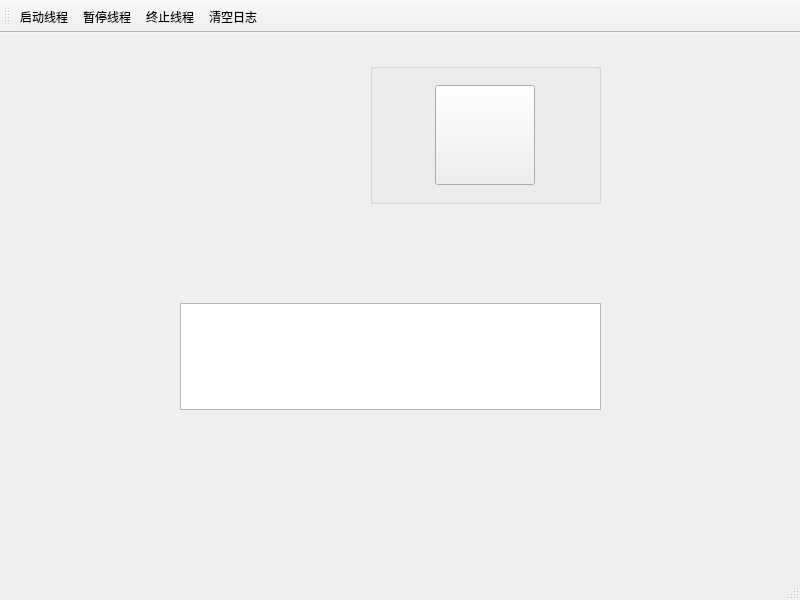
This is _en/Computer/Operating_System/Qt_C++_Programming/Fortune/Fortune.ui in bss9395/bss9395.github.io as Qt 5 draws it before an edit. The edited form follows.
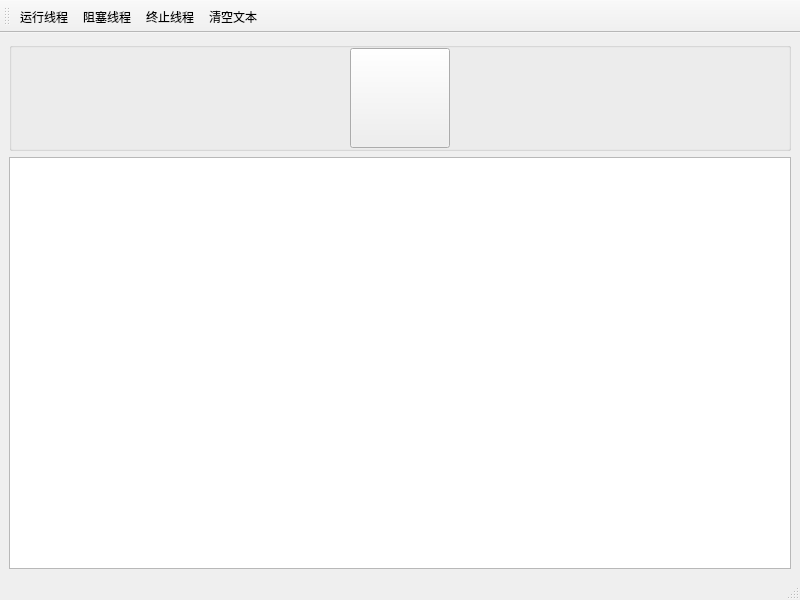
This is the edited form. Icons and pictures are not drawn.

```diff
--- a/_en/Computer/Operating_System/Qt_C++_Programming/Fortune/Fortune.ui
+++ b/_en/Computer/Operating_System/Qt_C++_Programming/Fortune/Fortune.ui
@@ -14,17 +14,11 @@
    <string>Fortune</string>
   </property>
   <widget class="QWidget" name="Q_Central">
+   <layout class="QVBoxLayout" name="verticalLayout">
+    <item>
    <widget class="QGroupBox" name="GB_Dice">
-    <property name="geometry">
-     <rect>
-      <x>370</x>
-      <y>30</y>
-      <width>231</width>
-      <height>141</height>
-     </rect>
-    </property>
     <property name="sizePolicy">
-     <sizepolicy hsizetype="Expanding" vsizetype="Preferred">
+       <sizepolicy hsizetype="Expanding" vsizetype="Fixed">
       <horstretch>0</horstretch>
       <verstretch>0</verstretch>
      </sizepolicy>
@@ -79,16 +73,30 @@
      </item>
     </layout>
    </widget>
+    </item>
+    <item>
    <widget class="QPlainTextEdit" name="PTE_Logging">
-    <property name="geometry">
-     <rect>
-      <x>180</x>
-      <y>270</y>
-      <width>421</width>
-      <height>107</height>
-     </rect>
-    </property>
-   </widget>
+      <property name="sizePolicy">
+       <sizepolicy hsizetype="Expanding" vsizetype="Expanding">
+        <horstretch>0</horstretch>
+        <verstretch>0</verstretch>
+       </sizepolicy>
+      </property>
+      <property name="minimumSize">
+       <size>
+        <width>0</width>
+        <height>0</height>
+       </size>
+      </property>
+      <property name="maximumSize">
+       <size>
+        <width>16777215</width>
+        <height>16777215</height>
+       </size>
+      </property>
+     </widget>
+    </item>
+   </layout>
   </widget>
   <widget class="QMenuBar" name="MB_Menu">
    <property name="geometry">
@@ -120,30 +128,36 @@
    <attribute name="toolBarBreak">
     <bool>false</bool>
    </attribute>
-   <addaction name="A_Start"/>
-   <addaction name="A_Pause"/>
-   <addaction name="A_Stop"/>
+   <addaction name="A_Running"/>
+   <addaction name="A_Blocked"/>
+   <addaction name="A_Stopped"/>
    <addaction name="A_Clear"/>
   </widget>
-  <action name="A_Start">
+  <action name="A_Running">
    <property name="icon">
     <iconset resource="images.qrc">
      <normaloff>:/images/icons/play_circle.png</normaloff>:/images/icons/play_circle.png</iconset>
    </property>
    <property name="text">
-    <string>启动线程</string>
+    <string>运行线程</string>
+   </property>
+   <property name="toolTip">
+    <string>运行线程</string>
    </property>
   </action>
-  <action name="A_Pause">
+  <action name="A_Blocked">
    <property name="icon">
     <iconset resource="images.qrc">
      <normaloff>:/images/icons/pause_circle.png</normaloff>:/images/icons/pause_circle.png</iconset>
    </property>
    <property name="text">
-    <string>暂停线程</string>
+    <string>阻塞线程</string>
+   </property>
+   <property name="toolTip">
+    <string>阻塞线程</string>
    </property>
   </action>
-  <action name="A_Stop">
+  <action name="A_Stopped">
    <property name="icon">
     <iconset resource="images.qrc">
      <normaloff>:/images/icons/stop_circle.png</normaloff>:/images/icons/stop_circle.png</iconset>
@@ -151,6 +165,9 @@
    <property name="text">
     <string>终止线程</string>
    </property>
+   <property name="toolTip">
+    <string>终止线程</string>
+   </property>
   </action>
   <action name="A_Clear">
    <property name="icon">
@@ -158,7 +175,10 @@
      <normaloff>:/images/icons/clear.png</normaloff>:/images/icons/clear.png</iconset>
    </property>
    <property name="text">
-    <string>清空日志</string>
+    <string>清空文本</string>
+   </property>
+   <property name="toolTip">
+    <string>清空文本</string>
    </property>
   </action>
  </widget>
```
Lines whose indentation alone changed are shown as unchanged.
